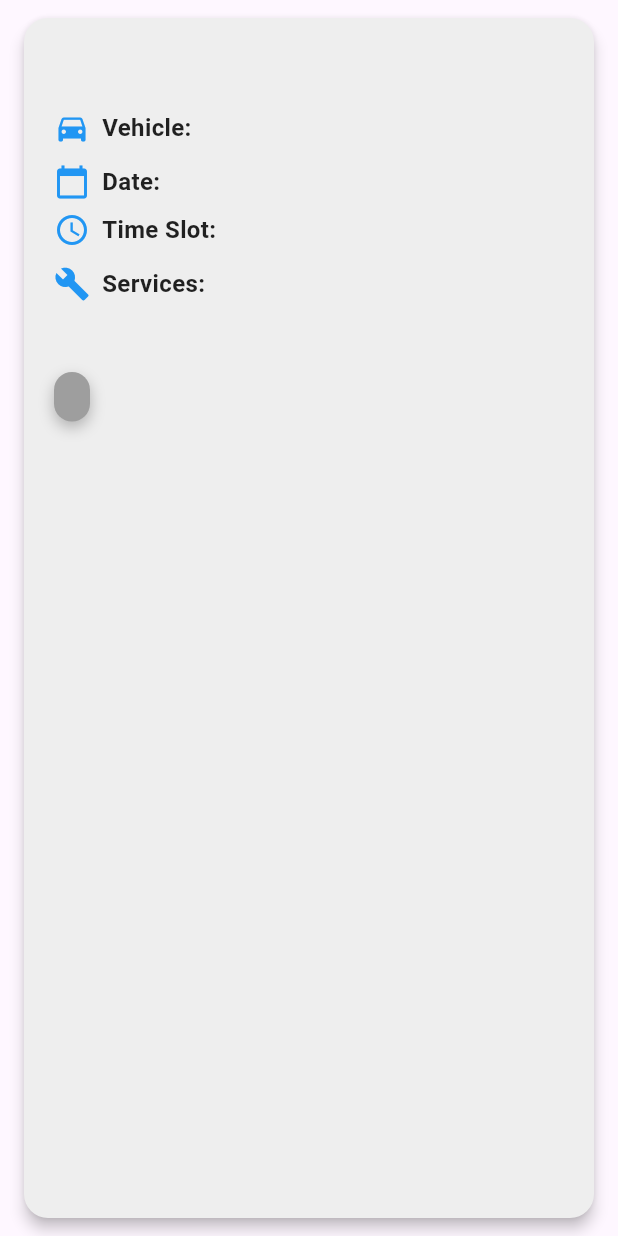
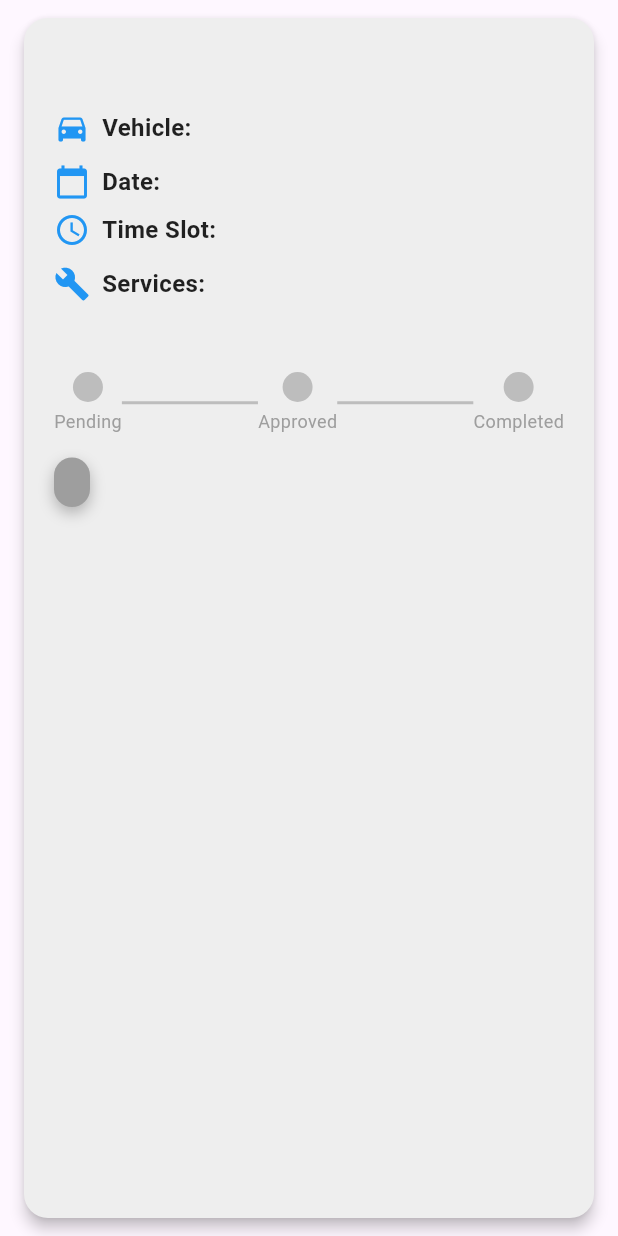
Before and after one commit to JohnLloydDev/AJ-Autofix-App, a Flutter app: the TaskCard widget shown alone on an empty page, opened directly with empty values, on a phone screen of 412 x 824 dp. Run offline on Flutter 3.47's test engine with Material 3 defaults, Android fonts, the phone set to English and light mode, and no system bars; our stand-ins replace bloc, equatable, flutter_bloc, flutter_rating_bar, flutter_secure_storage, flutter_spinkit and 10 more; missing offline and left inert: onesignal_flutter; accounts and stored records are empty; network calls fail.

Commit message:
Adding status in pending request

```diff
--- a/lib/widgets/task_card.dart
+++ b/lib/widgets/task_card.dart
@@ -10,7 +10,7 @@ class TaskCard extends StatelessWidget {
   final Color statusColor;
   final VoidCallback? onReviewPressed;
 
-  const TaskCard({
+  TaskCard({
     super.key,
     required this.title,
     required this.status,
@@ -22,15 +22,26 @@ class TaskCard extends StatelessWidget {
     required this.carname,
   });
 
+  final List<String> statusSteps = [
+    'Pending',
+    'Approved',
+    'Completed',
+  ];
+
+  int _getStatusIndex(String status) {
+    return statusSteps.indexOf(status);
+  }
+
   @override
   Widget build(BuildContext context) {
+    final int currentStep = _getStatusIndex(status);
+
     return Card(
       color: Colors.grey[200],
       margin: const EdgeInsets.symmetric(vertical: 12.0, horizontal: 16.0),
       shape: RoundedRectangleBorder(
         borderRadius: BorderRadius.circular(16.0),
       ),
-
       elevation: 4,
       shadowColor: Colors.black.withOpacity(1.0),
       child: Padding(
@@ -136,11 +147,57 @@ class TaskCard extends StatelessWidget {
             ),
             const SizedBox(height: 16.0),
 
+            // Only show the status stepper if the status is not 'Rejected'
+            if (status != 'Rejected') ...[
+              Row(
+                mainAxisAlignment: MainAxisAlignment.spaceBetween,
+                children: [
+                  for (int i = 0; i < statusSteps.length; i++) ...[
+                    Column(
+                      children: [
+                        CircleAvatar(
+                          radius: 10.0,
+                          backgroundColor: i <= currentStep
+                              ? Colors.green
+                              : Colors.grey.shade400,
+                          child: i <= currentStep
+                              ? const Icon(Icons.check,
+                                  color: Colors.white, size: 12)
+                              : null,
+                        ),
+                        const SizedBox(height: 4.0),
+                        Text(
+                          statusSteps[i],
+                          style: TextStyle(
+                            fontSize: 12,
+                            color: i <= currentStep
+                                ? Colors.black
+                                : Colors.grey.shade500,
+                          ),
+                        ),
+                      ],
+                    ),
+                    if (i != statusSteps.length - 1)
+                      Expanded(
+                        child: Container(
+                          height: 2.0,
+                          color: i < currentStep
+                              ? Colors.green
+                              : Colors.grey.shade400,
+                        ),
+                      ),
+                  ]
+                ],
+              ),
+              const SizedBox(height: 16.0),
+            ],
+
             Row(
               mainAxisAlignment: MainAxisAlignment.spaceBetween,
               children: [
                 Container(
-                  padding: const EdgeInsets.symmetric(horizontal: 12.0, vertical: 6.0),
+                  padding: const EdgeInsets.symmetric(
+                      horizontal: 12.0, vertical: 6.0),
                   decoration: BoxDecoration(
                     color: statusColor,
                     borderRadius: BorderRadius.circular(12.0),
@@ -151,7 +208,6 @@ class TaskCard extends StatelessWidget {
                         offset: Offset(0, 4),
                       ),
                     ],
-
                   ),
                   child: Text(
                     status,
@@ -165,7 +221,8 @@ class TaskCard extends StatelessWidget {
                   ElevatedButton(
                     onPressed: onReviewPressed,
                     style: OutlinedButton.styleFrom(
-                      side: const BorderSide(color: Color.fromARGB(255, 146, 176, 204)),
+                      side: const BorderSide(
+                          color: Color.fromARGB(255, 146, 176, 204)),
                       shape: RoundedRectangleBorder(
                         borderRadius: BorderRadius.circular(12.0),
                       ),
```
Lines whose indentation alone changed are shown as unchanged.
